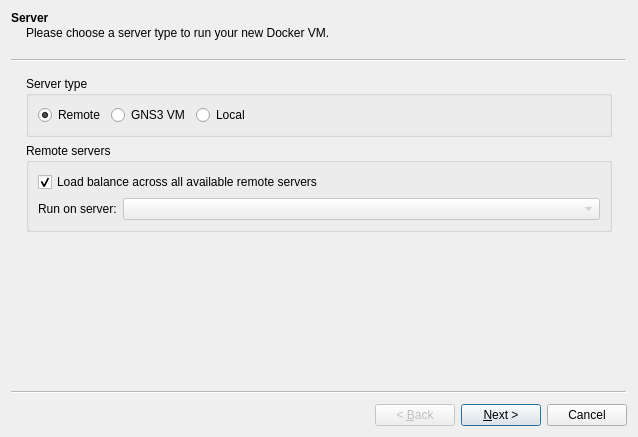
First picture: the form in gns3/modules/docker/ui/docker_vm_wizard.ui, repository GNS3/gns3-gui, before the edit.
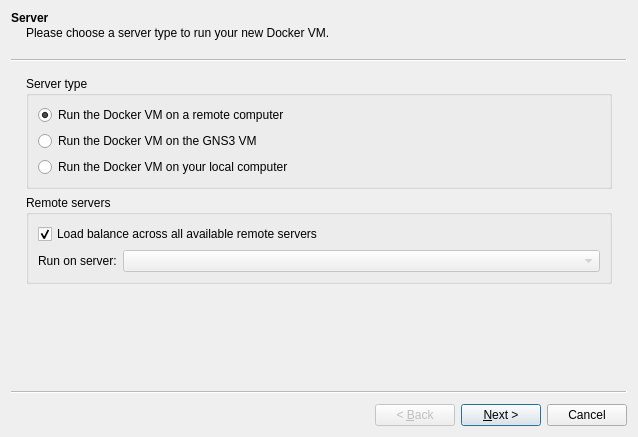
Second picture: the form after the edit.

Commit message: Better explanation of server type for Docker

The edit to the form file:
```diff
--- a/gns3/modules/docker/ui/docker_vm_wizard.ui
+++ b/gns3/modules/docker/ui/docker_vm_wizard.ui
@@ -29,11 +29,11 @@
       <property name="title">
        <string>Server type</string>
       </property>
-      <layout class="QHBoxLayout" name="horizontalLayout">
+      <layout class="QVBoxLayout" name="verticalLayout_5">
        <item>
         <widget class="QRadioButton" name="uiRemoteRadioButton">
          <property name="text">
-          <string>Remote</string>
+          <string>Run the Docker VM on a remote computer</string>
          </property>
          <property name="checked">
           <bool>true</bool>
@@ -43,30 +43,17 @@
        <item>
         <widget class="QRadioButton" name="uiVMRadioButton">
          <property name="text">
-          <string>GNS3 VM</string>
+          <string>Run the Docker VM on the GNS3 VM</string>
          </property>
         </widget>
        </item>
        <item>
         <widget class="QRadioButton" name="uiLocalRadioButton">
          <property name="text">
-          <string>Local</string>
+          <string>Run the Docker VM on your local computer</string>
          </property>
         </widget>
        </item>
-       <item>
-        <spacer name="horizontalSpacer">
-         <property name="orientation">
-          <enum>Qt::Horizontal</enum>
-         </property>
-         <property name="sizeHint" stdset="0">
-          <size>
-           <width>40</width>
-           <height>20</height>
-          </size>
-         </property>
-        </spacer>
-       </item>
       </layout>
      </widget>
     </item>
```
The commit also changes 1 other file.
